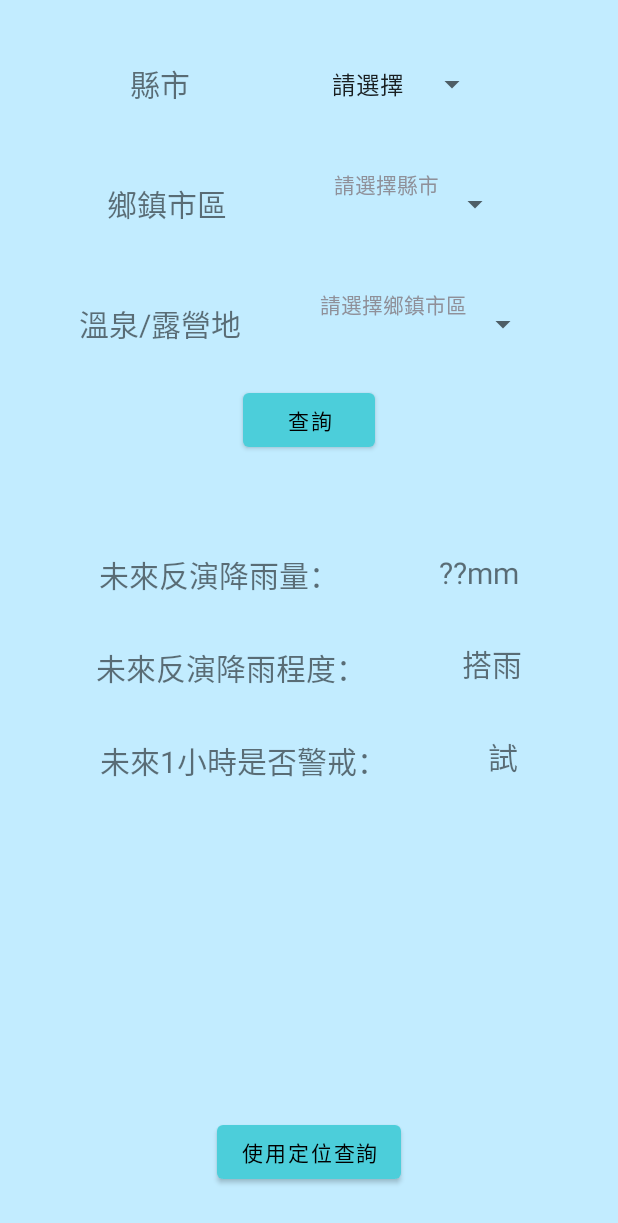
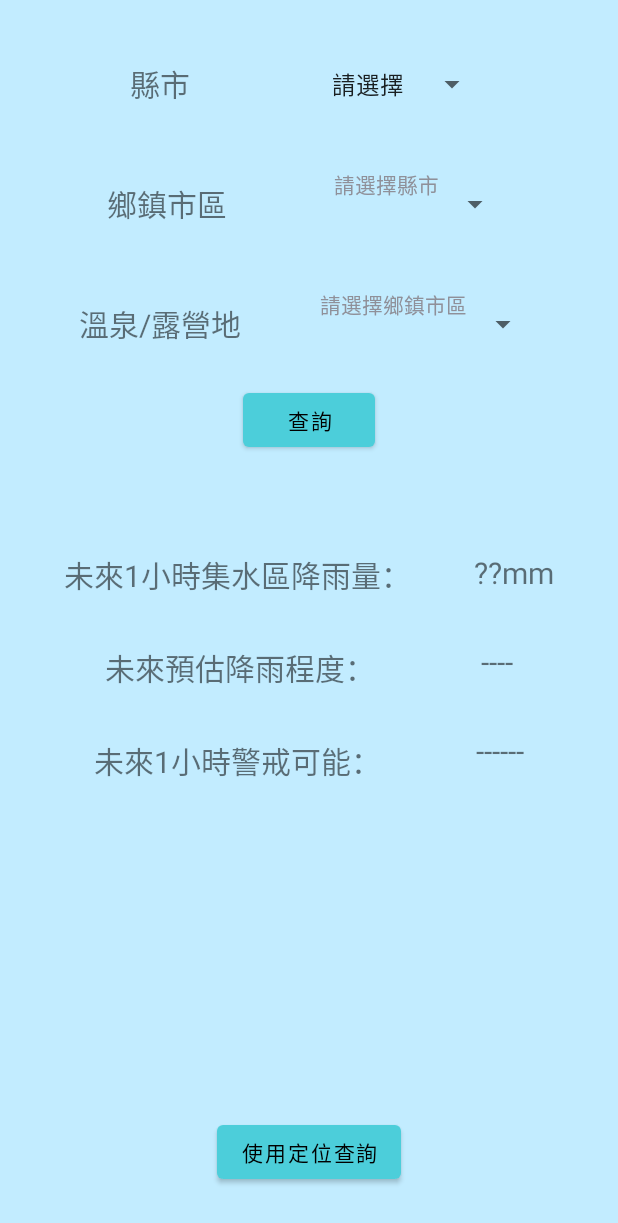
Before and after one commit to sushi3085/Avoid-Coming-Water, an Android app: the QpeActivity screen opened directly, with no data from a screen before it, on a phone screen of 412 x 824 dp. Shown: the top 1223 px of the screen. Run offline under Robolectric (Android 15) with nearby library versions, the phone set to English and light mode, and no system bars.

Commit message:
完成QPESUMS資料抓取and顯示功能

```diff
--- a/app/src/main/res/layout/activity_qpe.xml
+++ b/app/src/main/res/layout/activity_qpe.xml
@@ -45,7 +45,7 @@
         app:layout_constraintTop_toTopOf="parent" />
 
     <TextView
-        android:id="@+id/qpePositionTV"
+        android:id="@+id/qpeZoneTV"
         android:layout_width="wrap_content"
         android:layout_height="48dp"
         android:layout_marginTop="32dp"
@@ -66,7 +66,7 @@
         android:gravity="center"
         app:layout_constraintEnd_toEndOf="parent"
         app:layout_constraintHorizontal_bias="0.5"
-        app:layout_constraintStart_toEndOf="@+id/qpePositionTV"
+        app:layout_constraintStart_toEndOf="@+id/qpeZoneTV"
         app:layout_constraintTop_toBottomOf="@+id/qpeCountySpinner" />
 
     <Button
@@ -79,14 +79,14 @@
         android:textColor="#000000"
         app:layout_constraintEnd_toEndOf="parent"
         app:layout_constraintStart_toStartOf="parent"
-        app:layout_constraintTop_toBottomOf="@+id/textView2" />
+        app:layout_constraintTop_toBottomOf="@+id/qpePositionTV" />
 
     <TextView
         android:id="@+id/qpeRainTV"
         android:layout_width="wrap_content"
         android:layout_height="wrap_content"
         android:layout_marginTop="64dp"
-        android:text="未來反演降雨量："
+        android:text="未來1小時集水區降雨量："
         android:textSize="20sp"
         app:layout_constraintEnd_toStartOf="@+id/qpeRainValueTV"
         app:layout_constraintHorizontal_bias="0.5"
@@ -110,7 +110,7 @@
         android:layout_width="wrap_content"
         android:layout_height="wrap_content"
         android:layout_marginTop="32dp"
-        android:text="未來反演降雨程度："
+        android:text="未來預估降雨程度："
         android:textSize="20sp"
         app:layout_constraintEnd_toStartOf="@+id/qpeRainLevelValueTV"
         app:layout_constraintHorizontal_bias="0.5"
@@ -122,7 +122,7 @@
         android:layout_width="wrap_content"
         android:layout_height="wrap_content"
         android:layout_marginTop="32dp"
-        android:text="搭雨"
+        android:text="----"
         android:textSize="20sp"
         app:layout_constraintEnd_toEndOf="parent"
         app:layout_constraintHorizontal_bias="0.5"
@@ -134,7 +134,7 @@
         android:layout_width="wrap_content"
         android:layout_height="wrap_content"
         android:layout_marginTop="32dp"
-        android:text="未來1小時是否警戒："
+        android:text="未來1小時警戒可能："
         android:textSize="20sp"
         app:layout_constraintEnd_toStartOf="@+id/qpeIsAlertValueTV"
         app:layout_constraintHorizontal_bias="0.5"
@@ -146,7 +146,7 @@
         android:layout_width="wrap_content"
         android:layout_height="wrap_content"
         android:layout_marginTop="32dp"
-        android:text="試"
+        android:text="------"
         android:textSize="20sp"
         app:layout_constraintEnd_toEndOf="parent"
         app:layout_constraintHorizontal_bias="0.5"
@@ -154,7 +154,7 @@
         app:layout_constraintTop_toBottomOf="@+id/qpeRainLevelValueTV" />
 
     <TextView
-        android:id="@+id/textView2"
+        android:id="@+id/qpePositionTV"
         android:layout_width="wrap_content"
         android:layout_height="48dp"
         android:layout_marginTop="32dp"
@@ -164,7 +164,7 @@
         app:layout_constraintEnd_toStartOf="@+id/qpePositionSpinner"
         app:layout_constraintHorizontal_bias="0.5"
         app:layout_constraintStart_toStartOf="parent"
-        app:layout_constraintTop_toBottomOf="@+id/qpePositionTV" />
+        app:layout_constraintTop_toBottomOf="@+id/qpeZoneTV" />
 
     <Spinner
         android:id="@+id/qpePositionSpinner"
@@ -175,6 +175,6 @@
         android:gravity="center"
         app:layout_constraintEnd_toEndOf="parent"
         app:layout_constraintHorizontal_bias="0.5"
-        app:layout_constraintStart_toEndOf="@+id/textView2"
+        app:layout_constraintStart_toEndOf="@+id/qpePositionTV"
         app:layout_constraintTop_toBottomOf="@+id/qpeZoneSpinner" />
 </androidx.constraintlayout.widget.ConstraintLayout>
--- a/app/src/main/res/values/strings.xml
+++ b/app/src/main/res/values/strings.xml
@@ -19,6 +19,7 @@
         <item>桃園市</item>
         <item>宜蘭市</item>
         <item>新竹縣</item>
+        <item>南投縣</item>
         <item>台中市</item>
         <item>高雄市</item>
         <item>台東縣</item>
```
Also changed, not shown: app/src/main/java/ncue/geo/avoidingcomingwater/qpesumsactivity/QpeActivity.kt (+97 -30 lines).
